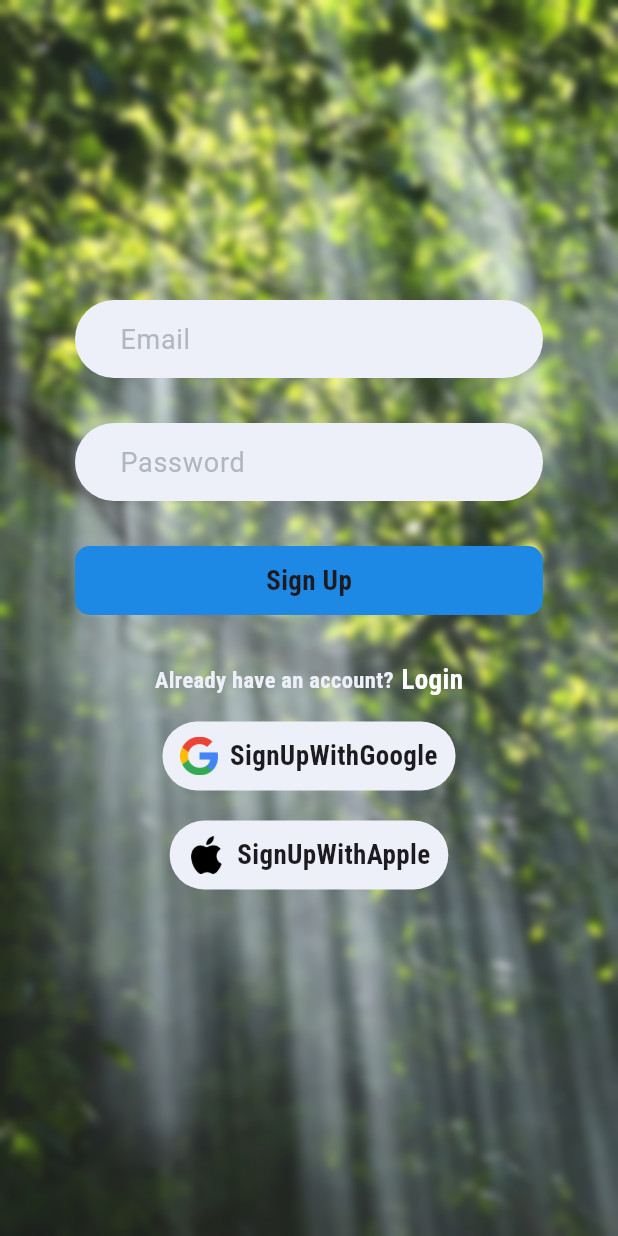
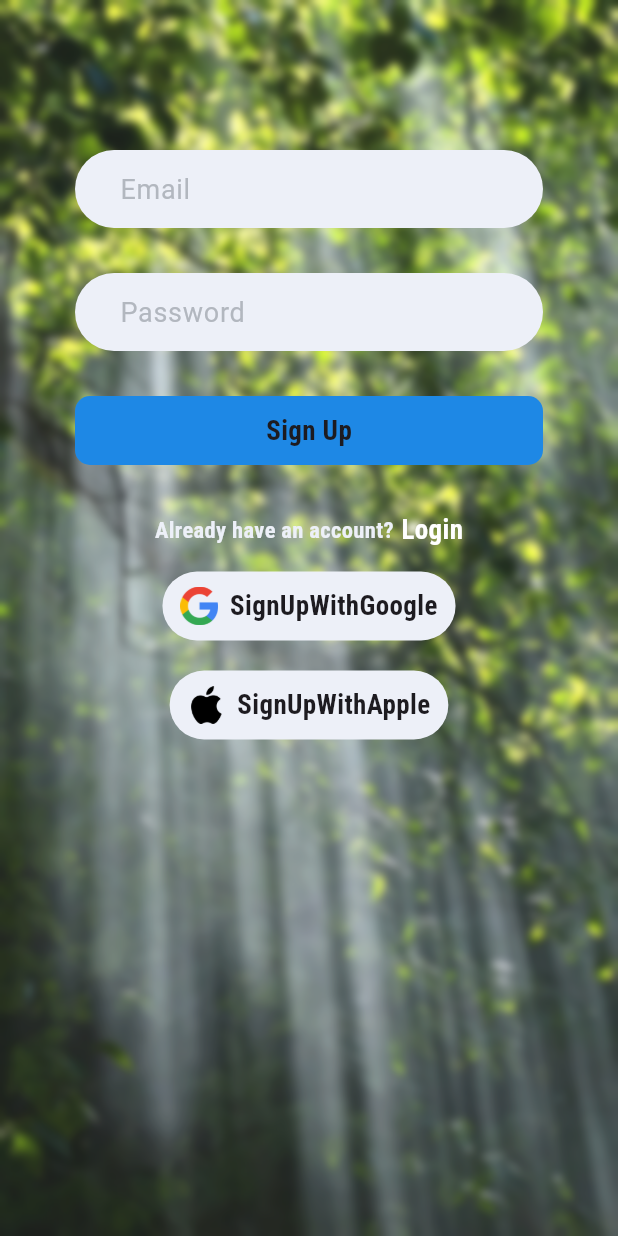
Before and after one commit to Lohitgb/Exploring_App, a Flutter app: the Forgot screen opened directly, after a tap on "create", on a phone screen of 412 x 824 dp. Run offline on Flutter 3.47's test engine with Material 3 defaults, Android fonts, the phone set to English and light mode, and no system bars; our stand-ins replace firebase_auth, firebase_core, get, google_fonts, lottie; accounts and stored records are empty; network calls fail.

Commit message:
modified all pages

```diff
--- a/explore_uk/lib/main.dart
+++ b/explore_uk/lib/main.dart
@@ -1,7 +1,4 @@
-import 'package:explore_uk/pages/forgot.dart';
 import 'package:explore_uk/pages/landing_page.dart';
-import 'package:explore_uk/pages/signin.dart';
-import 'package:explore_uk/pages/signup.dart';
 import 'package:firebase_core/firebase_core.dart';
 import 'package:flutter/material.dart';
 import 'package:get/get_navigation/src/root/get_material_app.dart';
--- a/explore_uk/lib/pages/forgot.dart
+++ b/explore_uk/lib/pages/forgot.dart
@@ -121,7 +121,7 @@ class _ForgotState extends State<Forgot> {
             children: [
               Container(
                 // color: Colors.pink,
-                padding: EdgeInsets.fromLTRB(50, 300, 50, 300),
+                padding: EdgeInsets.fromLTRB(50, 200, 50, 200),
                 child: Form(
                     child: Column(
                   children: [
--- a/explore_uk/lib/pages/signin.dart
+++ b/explore_uk/lib/pages/signin.dart
@@ -77,6 +77,7 @@ class _SignInState extends State<SignIn> {
           ),
           BackdropFilter(
             filter: ImageFilter.blur(sigmaX: 3, sigmaY: 3),
+            // ignore: deprecated_member_use
             child: Container(color: Colors.white.withOpacity(0.1)),
           ),
           // Padding(
@@ -91,7 +92,7 @@ class _SignInState extends State<SignIn> {
           Column(
             children: [
               Container(
-                padding: EdgeInsets.fromLTRB(50, 200, 50, 200),
+                padding: EdgeInsets.fromLTRB(50, 100, 50, 100),
                 child: Form(
                   key: _formkey,
                   child: Column(
--- a/explore_uk/lib/pages/signup.dart
+++ b/explore_uk/lib/pages/signup.dart
@@ -95,6 +95,7 @@ class _SignupState extends State<Signup> {
             BackdropFilter(
               filter: ImageFilter.blur(sigmaX: 3, sigmaY: 3),
               child: Container(
+                // ignore: deprecated_member_use
                 color: Colors.white.withOpacity(0.1),
               ),
             ),
@@ -110,7 +111,7 @@ class _SignupState extends State<Signup> {
             Column(
               children: [
                 Container(
-                    padding: EdgeInsets.fromLTRB(50, 200, 50, 200),
+                    padding: EdgeInsets.fromLTRB(50, 100, 50, 100),
                     child: Form(
                       key: _formKey,
                       child: Column(
--- a/explore_uk/pubspec.yaml
+++ b/explore_uk/pubspec.yaml
@@ -43,6 +43,7 @@ dependencies:
   get: ^4.6.6
   google_sign_in: ^6.2.2
   sign_in_with_apple: ^6.1.4
+  lottie: ^3.3.1
 
 dev_dependencies:
   flutter_test:
```
Also changed, not shown: explore_uk/lib/pages/home.dart (+20 -4 lines), explore_uk/pubspec.lock, 1 other file.
